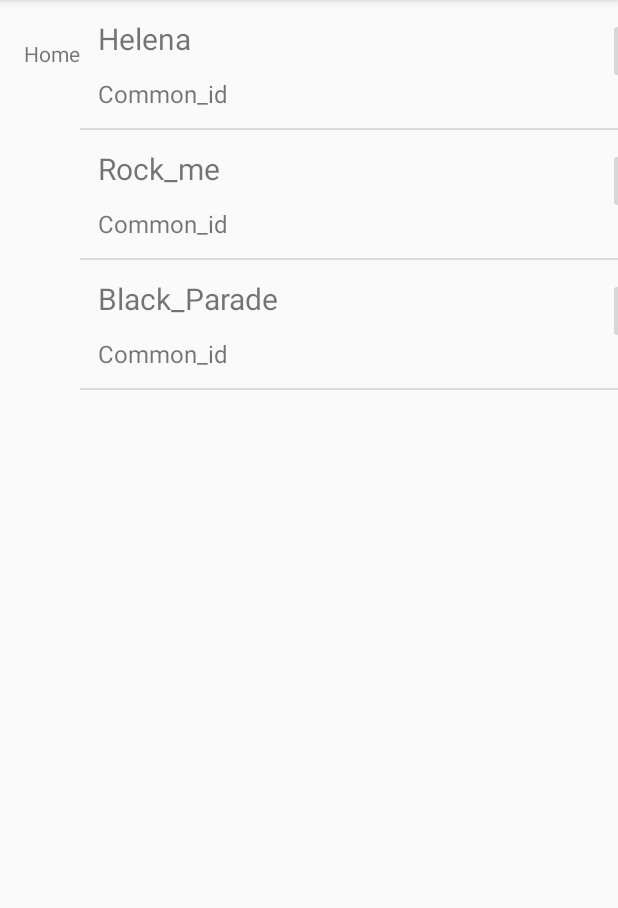
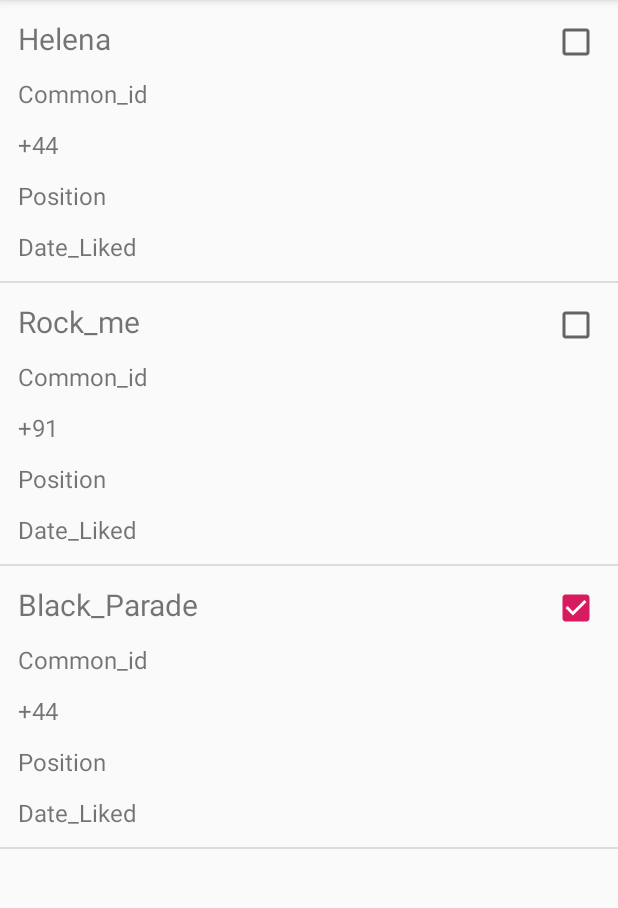
Before and after one commit to Ttan-24/MusicApp, an Android app: the screen it shows after launch (MainActivity), on a phone screen of 412 x 824 dp, the part 84-992 px from its top. Run offline under Robolectric (Android 15) with nearby library versions, the phone set to English and light mode, and no system bars; 3 statements that could not run were skipped.

Commit message:
It says its dead

```diff
--- a/app/src/main/java/com/example/musicapp/MainActivity.java
+++ b/app/src/main/java/com/example/musicapp/MainActivity.java
@@ -2,24 +2,23 @@ package com.example.musicapp;
 
 import android.os.Bundle;
 
-import com.google.android.material.bottomnavigation.BottomNavigationView;
+//import com.google.android.material.bottomnavigation.BottomNavigationView;
 
 import androidx.appcompat.app.AppCompatActivity;
-import androidx.annotation.NonNull;
+//import androidx.annotation.NonNull;
 
-import android.view.MenuItem;
+//import android.view.MenuItem;
 import android.view.View;
 import android.widget.AdapterView;
-import android.widget.ArrayAdapter;
 import android.widget.ListView;
-import android.widget.TextView;
+//import android.widget.TextView;
 import android.widget.Toast;
 
 public class MainActivity extends AppCompatActivity {
-    private TextView mTextMessage;
-    private ListView listView;
+    //private TextView mTextMessage;
 
-    private BottomNavigationView.OnNavigationItemSelectedListener mOnNavigationItemSelectedListener
+
+    /*private BottomNavigationView.OnNavigationItemSelectedListener mOnNavigationItemSelectedListener
             = new BottomNavigationView.OnNavigationItemSelectedListener() {
 
         @Override
@@ -37,7 +36,7 @@ public class MainActivity extends AppCompatActivity {
             }
             return false;
         }
-    };
+    }; */
 
     private final Track [] Tracks = new Track[]{
             new Track(1, "Helena", "+44", 123, 2,false),
@@ -45,14 +44,16 @@ public class MainActivity extends AppCompatActivity {
             new Track(3, "Black_Parade", "+44", 456, 4,true),
     };
 
+    private ListView listView;
+
 
     @Override
     protected void onCreate(Bundle savedInstanceState) {
         super.onCreate(savedInstanceState);
         setContentView(R.layout.activity_main);
-        BottomNavigationView navView = findViewById(R.id.nav_view);
-        mTextMessage = findViewById(R.id.message);
-        navView.setOnNavigationItemSelectedListener(mOnNavigationItemSelectedListener);
+        //BottomNavigationView navView = findViewById(R.id.nav_view);
+        //mTextMessage = findViewById(R.id.message);
+        //navView.setOnNavigationItemSelectedListener(mOnNavigationItemSelectedListener);
 
         listView = (ListView) findViewById(R.id.listView);
         listView.setAdapter(new Track_Adapter(this, Tracks));
--- a/app/src/main/java/com/example/musicapp/Track.java
+++ b/app/src/main/java/com/example/musicapp/Track.java
@@ -41,6 +41,10 @@ public class Track {
         return favourite;
     }
 
+    /*public void setFavourite(boolean choice) {
+        favourite = choice;
+    } */
+
     @Override
     public String toString() {
         return this.track_name;
--- a/app/src/main/java/com/example/musicapp/Track_Adapter.java
+++ b/app/src/main/java/com/example/musicapp/Track_Adapter.java
@@ -1,14 +1,12 @@
 package com.example.musicapp;
 
 import android.content.Context;
-import android.text.Html;
 import android.view.LayoutInflater;
 import android.view.View;
 import android.view.ViewGroup;
 import android.widget.ArrayAdapter;
 import android.widget.CheckBox;
 import android.widget.CompoundButton;
-import android.widget.ImageButton;
 import android.widget.TextView;
 import android.widget.Toast;
 
@@ -34,11 +32,29 @@ public class Track_Adapter extends ArrayAdapter<Track> {
 
         final Track track = getItem(position);
 
-        CheckBox ImageButton = view.findViewById(R.id.ImageButton);
-        TextView track_name = view.findViewById(R.id.track_name);
-        TextView common_id = view.findViewById(R.id.common_id);
+        CheckBox checkbox = view.findViewById(R.id.checkbox);
+        TextView trackName = view.findViewById(R.id.track_name);
+        TextView commonId = view.findViewById(R.id.common_id);
+        TextView countryCode = view.findViewById(R.id.country_code);
+        TextView pos = view.findViewById(R.id.position);
+        TextView dateLiked = view.findViewById(R.id.date_liked);
 
-        ImageButton.setChecked(track.isFavourite());
+        checkbox.setChecked(track.isFavourite());
+        trackName.setText(track.getTrack_name());
+        commonId.setText(track.getCommontrack_id());
+        countryCode.setText(track.getCountry_code());
+        pos.setText(track.getPosition());
+        dateLiked.setText(track.getDate_liked());
+
+
+        checkbox.setOnCheckedChangeListener(
+                new CompoundButton.OnCheckedChangeListener() {
+                    @Override public void onCheckedChanged(CompoundButton cb, boolean b) {
+                        Toast.makeText(getContext(), "Checked " + track + " to: " + b, Toast.LENGTH_SHORT).show();
+                    }
+                });
+
+        /*ImageButton.setChecked(track.isFavourite());
         track_name.setText(track.getTrack_name());
         common_id.setText(track.getCommontrack_id());
 
@@ -47,8 +63,23 @@ public class Track_Adapter extends ArrayAdapter<Track> {
                     @Override public void onCheckedChanged(CompoundButton cb, boolean b) {
                         Toast.makeText(getContext(), "Checked " + track + " to: " + b, Toast.LENGTH_SHORT).show();
                     }
-                });
+                }); */
 
+        /*ImageButton.setOnClickListener(new View.OnClickListener() {
+
+            public void onClick(View button) {
+                //Set the button's appearance
+                button.setSelected(!button.isSelected());
+
+                if (button.isSelected()) {
+                    track.setFavourite(true);
+                } else {
+                    track.setFavourite(false);
+                }
+
+            }
+
+        });  */
         return view;
     }
 
--- a/app/src/main/res/layout/activity_main.xml
+++ b/app/src/main/res/layout/activity_main.xml
@@ -2,45 +2,13 @@
 <LinearLayout xmlns:android="http://schemas.android.com/apk/res/android"
     xmlns:app="http://schemas.android.com/apk/res-auto"
     xmlns:tools="http://schemas.android.com/tools"
-    android:id="@+id/container"
     android:layout_width="match_parent"
     android:layout_height="match_parent"
     tools:context=".MainActivity">
-
-    <Button
-        android:id="@+id/button"
-        android:layout_width="37dp"
-        android:layout_height="wrap_content"
-        android:layout_weight="1"
-        android:text="Country" />
-
-    <TextView
-        android:id="@+id/message"
-        android:layout_width="wrap_content"
-        android:layout_height="wrap_content"
-        android:layout_marginStart="@dimen/activity_horizontal_margin"
-        android:layout_marginLeft="@dimen/activity_horizontal_margin"
-        android:layout_marginTop="@dimen/activity_vertical_margin"
-        android:text="@string/title_home"
-        app:layout_constraintLeft_toLeftOf="parent"
-        app:layout_constraintTop_toTopOf="parent" />
-
-    <com.google.android.material.bottomnavigation.BottomNavigationView
-        android:id="@+id/nav_view"
-        android:layout_width="0dp"
-        android:layout_height="wrap_content"
-        android:layout_marginStart="0dp"
-        android:layout_marginEnd="0dp"
-        android:background="?android:attr/windowBackground"
-        app:layout_constraintBottom_toBottomOf="parent"
-        app:layout_constraintLeft_toLeftOf="parent"
-        app:layout_constraintRight_toRightOf="parent"
-        app:menu="@menu/bottom_nav_menu" />
 
     <ListView
         android:id="@+id/listView"
         android:layout_width="match_parent"
         android:layout_height="match_parent" />
 
-
 </LinearLayout>
--- a/app/src/main/res/layout/activity_track.xml
+++ b/app/src/main/res/layout/activity_track.xml
@@ -6,20 +6,19 @@
     android:layout_width="match_parent"
     android:layout_height="wrap_content">
 
-    <ImageButton
-        android:id="@+id/ImageButton"
-        android:layout_width="wrap_content"
-        android:layout_height="wrap_content"
+    <CheckBox
+        android:id="@+id/checkbox"
         android:layout_alignParentRight="true"
         android:layout_alignParentEnd="true"
-        android:src="@drawable/favourite_icon" />
+        android:layout_width="wrap_content"
+        android:layout_height="wrap_content" />
 
     <TextView
         android:id="@+id/track_name"
         android:text="TrackName"
         android:textSize="20sp"
-        android:layout_toLeftOf="@id/ImageButton"
-        android:layout_toStartOf="@id/ImageButton"
+        android:layout_toLeftOf="@id/checkbox"
+        android:layout_toStartOf="@id/checkbox"
         android:layout_width="match_parent"
         android:layout_height="wrap_content" />
 
@@ -28,10 +27,43 @@
         android:text="Common_id"
         android:textSize="16sp"
         android:layout_marginTop="12dp"
-        android:layout_toLeftOf="@id/ImageButton"
-        android:layout_toStartOf="@id/ImageButton"
+        android:layout_toLeftOf="@id/checkbox"
+        android:layout_toStartOf="@id/checkbox"
         android:layout_below="@id/track_name"
         android:layout_width="match_parent"
         android:layout_height="wrap_content" />
 
+    <TextView
+        android:id="@+id/country_code"
+        android:text="Country_Code"
+        android:textSize="16sp"
+        android:layout_marginTop="12dp"
+        android:layout_toLeftOf="@id/checkbox"
+        android:layout_toStartOf="@id/checkbox"
+        android:layout_below="@id/common_id"
+        android:layout_width="match_parent"
+        android:layout_height="wrap_content" />
+
+    <TextView
+        android:id="@+id/position"
+        android:text="Position"
+        android:textSize="16sp"
+        android:layout_marginTop="12dp"
+        android:layout_toLeftOf="@id/checkbox"
+        android:layout_toStartOf="@id/checkbox"
+        android:layout_below="@id/country_code"
+        android:layout_width="match_parent"
+        android:layout_height="wrap_content" />
+
+    <TextView
+        android:id="@+id/date_liked"
+        android:text="Date_Liked"
+        android:textSize="16sp"
+        android:layout_marginTop="12dp"
+        android:layout_toLeftOf="@id/checkbox"
+        android:layout_toStartOf="@id/checkbox"
+        android:layout_below="@id/position"
+        android:layout_width="match_parent"
+        android:layout_height="wrap_content" />
+
 </RelativeLayout >
--- a/app/src/main/res/values/strings.xml
+++ b/app/src/main/res/values/strings.xml
@@ -3,5 +3,4 @@
     <string name="title_home">Home</string>
     <string name="title_dashboard">Dashboard</string>
     <string name="title_notifications">Notifications</string>
-    <string name="Country">Country</string>
 </resources>
```
